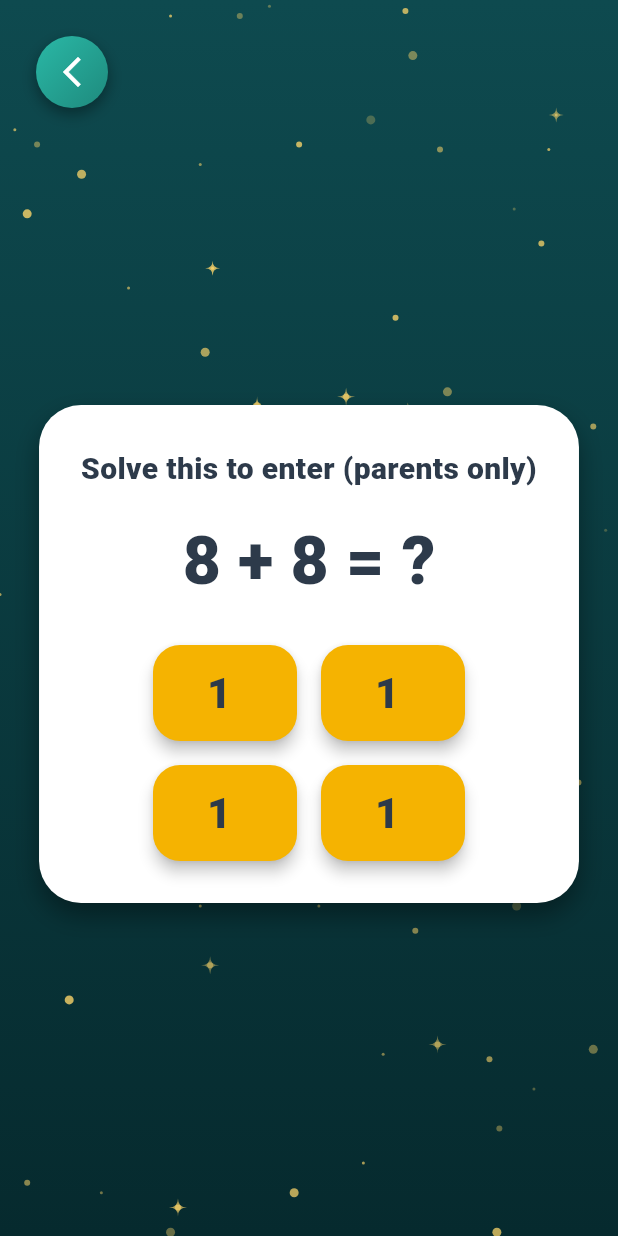
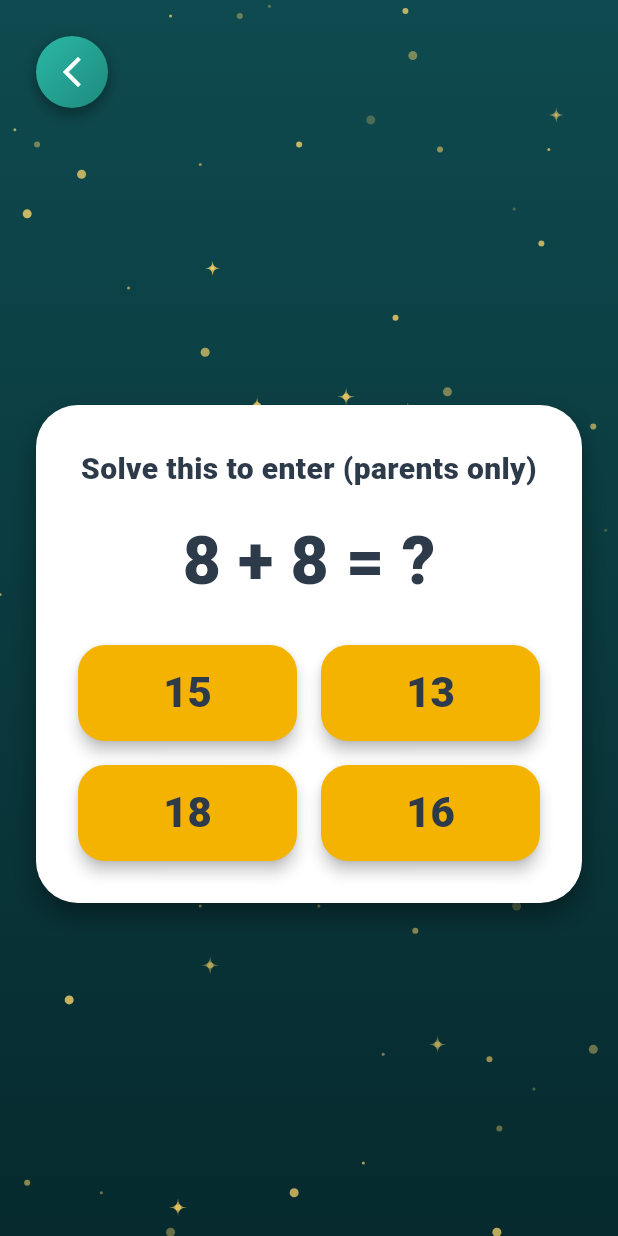
Before and after one commit to wadanmomand/my-hifz-dua, a Flutter app: the ParentGateScreen screen opened directly with empty values, on a phone screen of 412 x 824 dp. Run offline on Flutter 3.47's test engine with Material 3 defaults, Android fonts, the phone set to English and light mode, and no system bars; our stand-ins replace audioplayers, flutter_tts, google_mobile_ads, hive_flutter; accounts and stored records are empty.

Commit message:
v1.1.0+5: parent gate buttons never clip (adaptive width + scale-down FittedBox)

```diff
--- a/app/lib/screens/parent_dashboard.dart
+++ b/app/lib/screens/parent_dashboard.dart
@@ -119,24 +119,37 @@ class _ParentGateScreenState extends State<ParentGateScreen> {
                               fontSize: 44,
                               fontWeight: FontWeight.w900)),
                       const SizedBox(height: 24),
-                      Wrap(
+                      // Buttons sized from the available width so two
+                      // always fit per row on any screen, and each label
+                      // wrapped in a scale-down FittedBox so a two-digit
+                      // number can NEVER clip to its first digit (the
+                      // 2026-10-24/25 "1,1,1,1" reports: the values were
+                      // correct, the display clipped them).
+                      LayoutBuilder(
+                        builder: (_, constraints) {
+                          final bw = (constraints.maxWidth - 16) / 2;
+                          return Wrap(
                             spacing: 16,
                             runSpacing: 16,
                             alignment: WrapAlignment.center,
                             children: _options
                                 .map((o) => SizedBox(
-                                  width: 96,
+                                      width: bw,
                                       height: 64,
                                       child: ElevatedButton(
                                         style: ElevatedButton.styleFrom(
                                             backgroundColor: HifzColors.gold,
                                             foregroundColor: HifzColors.ink,
+                                            padding:
+                                                const EdgeInsets.symmetric(
+                                                    horizontal: 8),
                                             textStyle: const TextStyle(
                                                 fontSize: 28,
                                                 fontWeight: FontWeight.w900),
                                             shape: RoundedRectangleBorder(
                                                 borderRadius:
-                                                BorderRadius.circular(18))),
+                                                    BorderRadius.circular(
+                                                        18))),
                                         onPressed: () {
                                           if (o == _a + _b) {
                                             Navigator.pushReplacement(
@@ -144,18 +157,24 @@ class _ParentGateScreenState extends State<ParentGateScreen> {
                                                 MaterialPageRoute(
                                                     builder: (_) =>
                                                         ParentDashboardScreen(
-                                                        state: widget.state,
+                                                            state:
+                                                                widget.state,
                                                             lang: widget.lang,
-                                                        content:
-                                                            widget.content)));
+                                                            content: widget
+                                                                .content)));
                                           } else {
                                             setState(_newQuestion);
                                           }
                                         },
+                                        child: FittedBox(
+                                          fit: BoxFit.scaleDown,
                                           child: Text('$o'),
+                                        ),
                                       ),
                                     ))
                                 .toList(),
+                          );
+                        },
                       ),
                     ],
                   ),
--- a/app/pubspec.yaml
+++ b/app/pubspec.yaml
@@ -16,7 +16,7 @@ publish_to: 'none' # Remove this line if you wish to publish to pub.dev
 # https://developer.apple.com/library/archive/documentation/General/Reference/InfoPlistKeyReference/Articles/CoreFoundationKeys.html
 # In Windows, build-name is used as the major, minor, and patch parts
 # of the product and file versions while build-number is used as the build suffix.
-version: 1.1.0+4
+version: 1.1.0+5
 
 environment:
   sdk: ^3.13.5
```
Also changed, not shown: 1 other file. Lines whose indentation alone changed are shown as unchanged.
